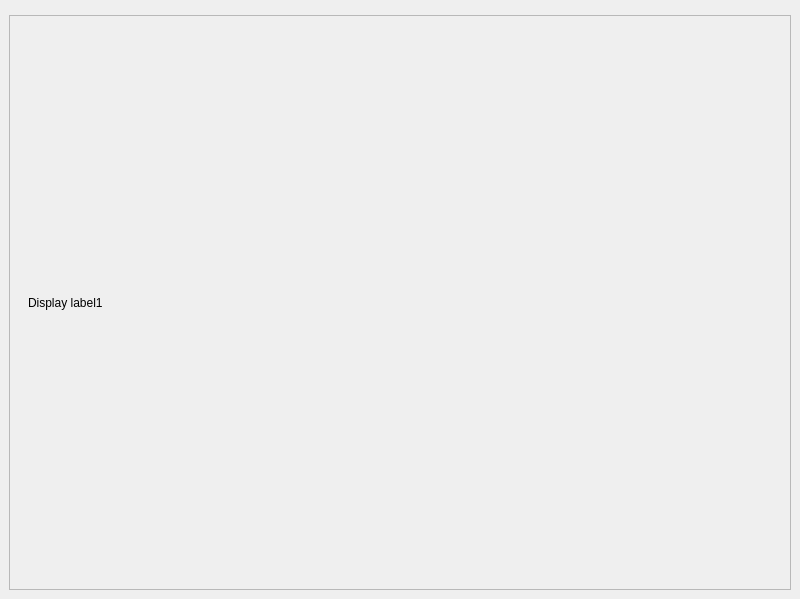
hxs2495/Common, file my_main_pythonProject/view/setting_view/setting_untitled.ui: the form before one commit.
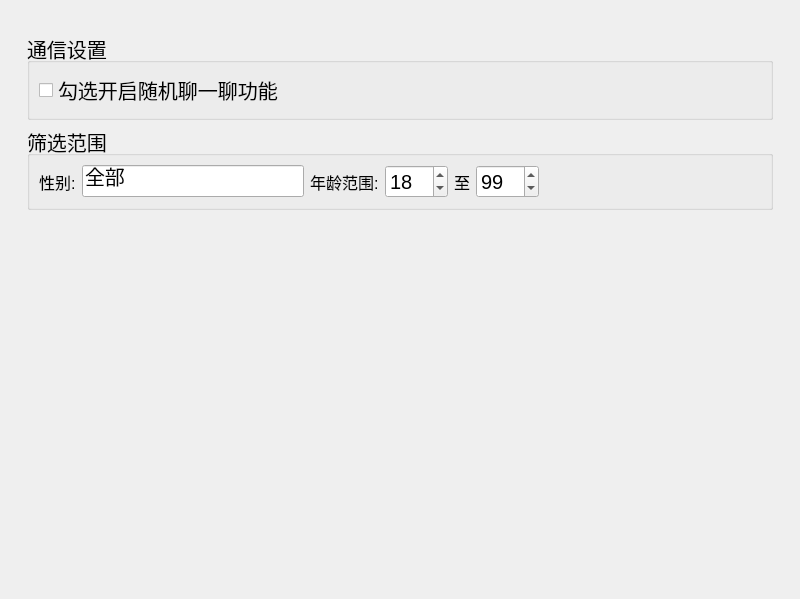
The form after the commit. The open tabs and pages were chosen to show the change. Custom widgets are drawn as their Qt base class.

Diff of the .ui file:
```diff
--- a/my_main_pythonProject/view/setting_view/setting_untitled.ui
+++ b/my_main_pythonProject/view/setting_view/setting_untitled.ui
@@ -14,12 +14,15 @@
    <string>MainWindow</string>
   </property>
   <widget class="QWidget" name="centralwidget">
-   <layout class="QGridLayout" name="gridLayout">
+   <layout class="QGridLayout" name="gridLayout_2">
     <item row="0" column="0">
      <widget class="Pivot" name="Pivot"/>
     </item>
     <item row="1" column="0">
-     <widget class="SmoothScrollArea" name="SmoothScrollArea">
+     <widget class="ScrollArea" name="ScrollArea">
+      <property name="frameShape">
+       <enum>QFrame::NoFrame</enum>
+      </property>
       <property name="widgetResizable">
        <bool>true</bool>
       </property>
@@ -28,13 +31,16 @@
         <rect>
          <x>0</x>
          <y>0</y>
-         <width>780</width>
-         <height>529</height>
+         <width>782</width>
+         <height>531</height>
         </rect>
        </property>
-       <layout class="QGridLayout" name="gridLayout_2">
+       <layout class="QGridLayout" name="gridLayout">
         <item row="0" column="0">
          <widget class="PopUpAniStackedWidget" name="PopUpAniStackedWidget">
+          <property name="frameShape">
+           <enum>QFrame::NoFrame</enum>
+          </property>
           <property name="currentIndex">
            <number>0</number>
           </property>
@@ -237,14 +243,140 @@
            </layout>
           </widget>
           <widget class="QWidget" name="page_2">
-           <layout class="QVBoxLayout" name="verticalLayout">
-            <item>
-             <widget class="DisplayLabel" name="DisplayLabel">
-              <property name="text">
-               <string>Display label1</string>
+           <layout class="QGridLayout" name="gridLayout_4">
+            <item row="0" column="0">
+             <widget class="QGroupBox" name="groupBox_4">
+              <property name="font">
+               <font>
+                <pointsize>15</pointsize>
+               </font>
               </property>
+              <property name="title">
+               <string>通信设置</string>
+              </property>
+              <layout class="QHBoxLayout" name="horizontalLayout_5">
+               <item>
+                <widget class="CheckBox" name="CheckBox">
+                 <property name="text">
+                  <string>勾选开启随机聊一聊功能</string>
+                 </property>
+                </widget>
+               </item>
+              </layout>
              </widget>
             </item>
+            <item row="1" column="0">
+             <widget class="QGroupBox" name="groupBox_5">
+              <property name="font">
+               <font>
+                <pointsize>15</pointsize>
+               </font>
+              </property>
+              <property name="title">
+               <string>筛选范围</string>
+              </property>
+              <layout class="QHBoxLayout" name="horizontalLayout_4">
+               <item>
+                <widget class="QLabel" name="label_22">
+                 <property name="font">
+                  <font>
+                   <pointsize>12</pointsize>
+                  </font>
+                 </property>
+                 <property name="text">
+                  <string>性别:</string>
+                 </property>
+                </widget>
+               </item>
+               <item>
+                <widget class="EditableComboBox" name="gender_combobox">
+                 <property name="text">
+                  <string>全部</string>
+                 </property>
+                 <property name="placeholderText">
+                  <string>全部</string>
+                 </property>
+                </widget>
+               </item>
+               <item>
+                <widget class="QLabel" name="label_20">
+                 <property name="font">
+                  <font>
+                   <pointsize>12</pointsize>
+                  </font>
+                 </property>
+                 <property name="text">
+                  <string>年龄范围:</string>
+                 </property>
+                </widget>
+               </item>
+               <item>
+                <widget class="SpinBox" name="age_start_spinbox">
+                 <property name="minimum">
+                  <number>1</number>
+                 </property>
+                 <property name="maximum">
+                  <number>120</number>
+                 </property>
+                 <property name="value">
+                  <number>18</number>
+                 </property>
+                </widget>
+               </item>
+               <item>
+                <widget class="QLabel" name="label_21">
+                 <property name="font">
+                  <font>
+                   <pointsize>12</pointsize>
+                  </font>
+                 </property>
+                 <property name="text">
+                  <string>至</string>
+                 </property>
+                </widget>
+               </item>
+               <item>
+                <widget class="SpinBox" name="age_end_spinbox">
+                 <property name="minimum">
+                  <number>1</number>
+                 </property>
+                 <property name="maximum">
+                  <number>150</number>
+                 </property>
+                 <property name="value">
+                  <number>99</number>
+                 </property>
+                </widget>
+               </item>
+               <item>
+                <spacer name="horizontalSpacer_43">
+                 <property name="orientation">
+                  <enum>Qt::Horizontal</enum>
+                 </property>
+                 <property name="sizeHint" stdset="0">
+                  <size>
+                   <width>163</width>
+                   <height>20</height>
+                  </size>
+                 </property>
+                </spacer>
+               </item>
+              </layout>
+             </widget>
+            </item>
+            <item row="2" column="0">
+             <spacer name="verticalSpacer_2">
+              <property name="orientation">
+               <enum>Qt::Vertical</enum>
+              </property>
+              <property name="sizeHint" stdset="0">
+               <size>
+                <width>20</width>
+                <height>335</height>
+               </size>
+              </property>
+             </spacer>
+            </item>
            </layout>
           </widget>
           <widget class="QWidget" name="page_3"/>
@@ -258,13 +390,23 @@
   </widget>
  </widget>
  <customwidgets>
+  <customwidget>
+   <class>CheckBox</class>
+   <extends>QCheckBox</extends>
+   <header>qfluentwidgets</header>
+  </customwidget>
   <customwidget>
    <class>ComboBox</class>
    <extends>QPushButton</extends>
    <header>qfluentwidgets</header>
   </customwidget>
   <customwidget>
-   <class>SmoothScrollArea</class>
+   <class>EditableComboBox</class>
+   <extends>LineEdit</extends>
+   <header>qfluentwidgets</header>
+  </customwidget>
+  <customwidget>
+   <class>ScrollArea</class>
    <extends>QScrollArea</extends>
    <header>qfluentwidgets</header>
    <container>1</container>
@@ -275,16 +417,21 @@
    <header>qfluentwidgets</header>
    <container>1</container>
   </customwidget>
-  <customwidget>
-   <class>DisplayLabel</class>
-   <extends>QLabel</extends>
-   <header>qfluentwidgets</header>
-  </customwidget>
   <customwidget>
    <class>Pivot</class>
    <extends>QWidget</extends>
    <header>qfluentwidgets</header>
   </customwidget>
+  <customwidget>
+   <class>LineEdit</class>
+   <extends>QLineEdit</extends>
+   <header>qfluentwidgets</header>
+  </customwidget>
+  <customwidget>
+   <class>SpinBox</class>
+   <extends>QSpinBox</extends>
+   <header>qfluentwidgets</header>
+  </customwidget>
  </customwidgets>
  <resources/>
  <connections/>
```
Left out of the diff: 47 changed lines with no effect on the pictures.
